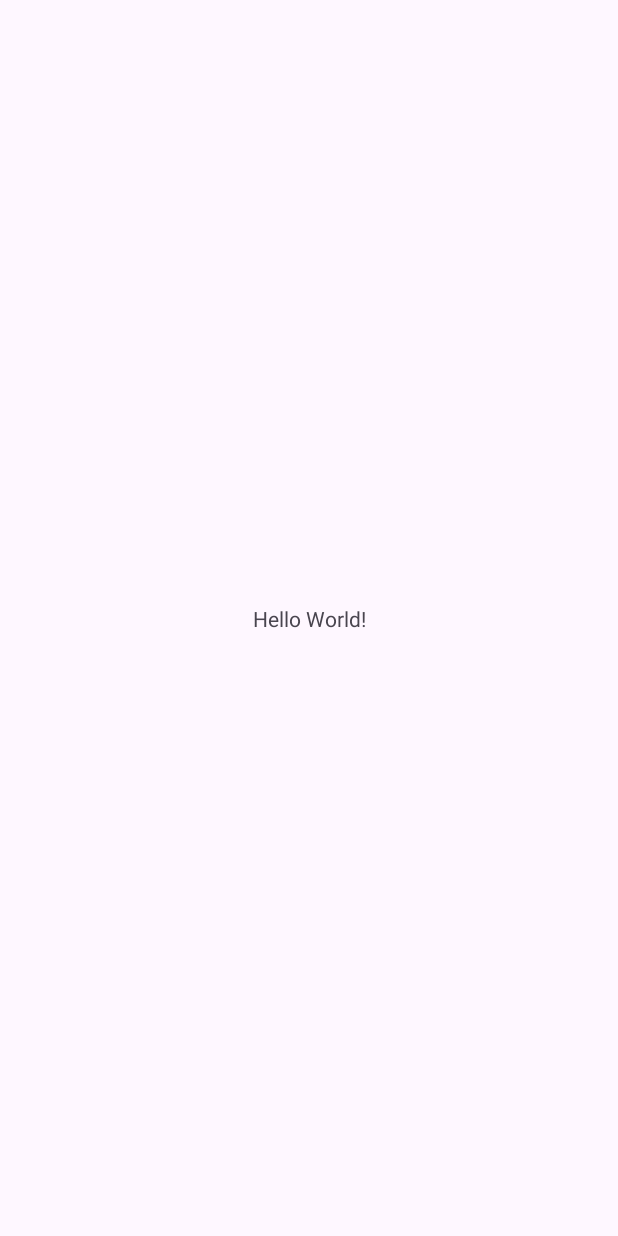
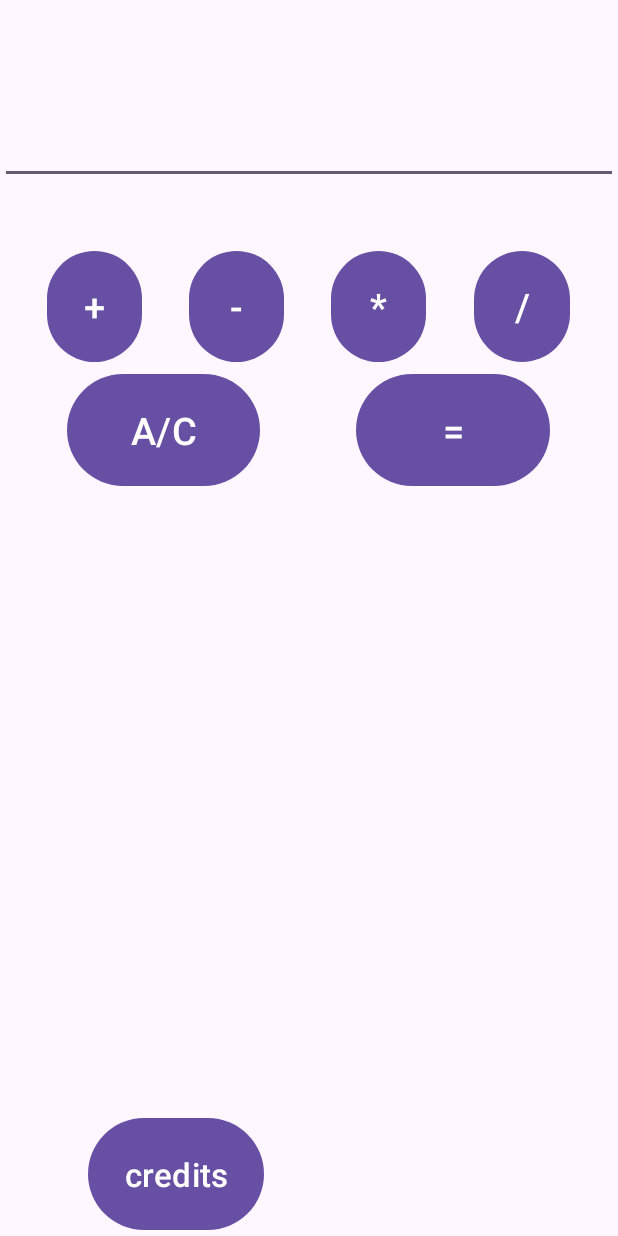
Before and after one commit to dy3722/Ex0811, an Android app: the screen it shows after launch (MainActivity), on a phone screen of 412 x 824 dp. Before the commit the screen is almost empty. Run offline under Robolectric (Android 15) with nearby library versions, the phone set to English and light mode, and no system bars.

Commit message:
end of design

```diff
--- a/app/src/main/AndroidManifest.xml
+++ b/app/src/main/AndroidManifest.xml
@@ -12,6 +12,9 @@
         android:supportsRtl="true"
         android:theme="@style/Theme.Ex0811">
         <activity
+            android:name=".CreditsActivity"
+            android:exported="false" />
+        <activity
             android:name=".MainActivity"
             android:exported="true">
             <intent-filter>
--- /dev/null
+++ b/app/src/main/java/com/example/ex0811/CreditsActivity.java
@@ -0,0 +1,18 @@
+package com.example.ex0811;
+
+import android.os.Bundle;
+
+import androidx.activity.EdgeToEdge;
+import androidx.appcompat.app.AppCompatActivity;
+import androidx.core.graphics.Insets;
+import androidx.core.view.ViewCompat;
+import androidx.core.view.WindowInsetsCompat;
+
+public class CreditsActivity extends AppCompatActivity {
+
+    @Override
+    protected void onCreate(Bundle savedInstanceState) {
+        super.onCreate(savedInstanceState);
+        setContentView(R.layout.activity_credits);
+    }
+}
--- /dev/null
+++ b/app/src/main/res/layout/activity_credits.xml
@@ -0,0 +1,40 @@
+<?xml version="1.0" encoding="utf-8"?>
+<LinearLayout xmlns:android="http://schemas.android.com/apk/res/android"
+    xmlns:app="http://schemas.android.com/apk/res-auto"
+    xmlns:tools="http://schemas.android.com/tools"
+    android:id="@+id/main"
+    android:layout_width="match_parent"
+    android:layout_height="match_parent"
+    android:orientation="vertical"
+    tools:context=".CreditsActivity">
+
+    <Space
+        android:layout_width="match_parent"
+        android:layout_height="0dp"
+        android:layout_weight="0.5" />
+
+    <TextView
+        android:id="@+id/tv"
+        android:layout_width="match_parent"
+        android:layout_height="0dp"
+        android:layout_weight="1"
+        android:gravity="center" />
+
+    <Space
+        android:layout_width="match_parent"
+        android:layout_height="0dp"
+        android:layout_weight="0.5" />
+
+    <Button
+        android:id="@+id/btn"
+        android:layout_width="match_parent"
+        android:layout_height="0dp"
+        android:layout_weight="1"
+        android:text="Back"
+        android:textSize="30dp" />
+
+    <Space
+        android:layout_width="match_parent"
+        android:layout_height="0dp"
+        android:layout_weight="0.5" />
+</LinearLayout>
--- a/app/src/main/res/layout/activity_main.xml
+++ b/app/src/main/res/layout/activity_main.xml
@@ -1,19 +1,160 @@
 <?xml version="1.0" encoding="utf-8"?>
-<androidx.constraintlayout.widget.ConstraintLayout xmlns:android="http://schemas.android.com/apk/res/android"
+<LinearLayout xmlns:android="http://schemas.android.com/apk/res/android"
     xmlns:app="http://schemas.android.com/apk/res-auto"
     xmlns:tools="http://schemas.android.com/tools"
     android:id="@+id/main"
     android:layout_width="match_parent"
     android:layout_height="match_parent"
-    tools:context=".MainActivity">
+    android:orientation="vertical"
+    tools:context=".MainActivity" >
 
-    <TextView
-        android:layout_width="wrap_content"
-        android:layout_height="wrap_content"
-        android:text="Hello World!"
-        app:layout_constraintBottom_toBottomOf="parent"
-        app:layout_constraintEnd_toEndOf="parent"
-        app:layout_constraintStart_toStartOf="parent"
-        app:layout_constraintTop_toTopOf="parent" />
+    <Space
+        android:layout_width="match_parent"
+        android:layout_height="0dp"
+        android:layout_weight="0.5" />
 
-</androidx.constraintlayout.widget.ConstraintLayout>
+    <EditText
+        android:id="@+id/et"
+        android:layout_width="match_parent"
+        android:layout_height="0dp"
+        android:layout_weight="1"
+        android:ems="10"
+        android:inputType="numberSigned|numberDecimal" />
+
+    <Space
+        android:layout_width="match_parent"
+        android:layout_height="0dp"
+        android:layout_weight="0.5" />
+
+    <LinearLayout
+        android:layout_width="match_parent"
+        android:layout_height="0dp"
+        android:layout_weight="1"
+        android:orientation="horizontal">
+
+        <Space
+            android:layout_width="0dp"
+            android:layout_height="match_parent"
+            android:layout_weight="1" />
+
+        <Button
+            android:id="@+id/btn1"
+            android:layout_width="0dp"
+            android:layout_height="match_parent"
+            android:layout_weight="2"
+            android:text="+"
+            android:textSize="25dp" />
+
+        <Space
+            android:layout_width="0dp"
+            android:layout_height="match_parent"
+            android:layout_weight="1" />
+
+        <Button
+            android:id="@+id/btn2"
+            android:layout_width="0dp"
+            android:layout_height="match_parent"
+            android:layout_weight="2"
+            android:text="-"
+            android:textSize="25dp" />
+
+        <Space
+            android:layout_width="0dp"
+            android:layout_height="match_parent"
+            android:layout_weight="1" />
+
+        <Button
+            android:id="@+id/btn3"
+            android:layout_width="0dp"
+            android:layout_height="match_parent"
+            android:layout_weight="2"
+            android:text="*"
+            android:textSize="25dp" />
+
+        <Space
+            android:layout_width="0dp"
+            android:layout_height="match_parent"
+            android:layout_weight="1" />
+
+        <Button
+            android:id="@+id/btn4"
+            android:layout_width="0dp"
+            android:layout_height="match_parent"
+            android:layout_weight="2"
+            android:text="/"
+            android:textSize="25dp" />
+
+        <Space
+            android:layout_width="0dp"
+            android:layout_height="match_parent"
+            android:layout_weight="1" />
+    </LinearLayout>
+
+    <LinearLayout
+        android:layout_width="match_parent"
+        android:layout_height="0dp"
+        android:layout_weight="1"
+        android:orientation="horizontal">
+
+        <Space
+            android:layout_width="0dp"
+            android:layout_height="match_parent"
+            android:layout_weight="0.7" />
+
+        <Button
+            android:id="@+id/btn5"
+            android:layout_width="0dp"
+            android:layout_height="match_parent"
+            android:layout_weight="2"
+            android:text="A/C"
+            android:textSize="25dp" />
+
+        <Space
+            android:layout_width="0dp"
+            android:layout_height="match_parent"
+            android:layout_weight="1" />
+
+        <Button
+            android:id="@+id/btn6"
+            android:layout_width="0dp"
+            android:layout_height="match_parent"
+            android:layout_weight="2"
+            android:text="="
+            android:textSize="25dp" />
+
+        <Space
+            android:layout_width="0dp"
+            android:layout_height="match_parent"
+            android:layout_weight="0.7" />
+    </LinearLayout>
+
+    <Space
+        android:layout_width="match_parent"
+        android:layout_height="0dp"
+        android:layout_weight="5" />
+
+    <LinearLayout
+        android:layout_width="match_parent"
+        android:layout_height="0dp"
+        android:layout_weight="1"
+        android:orientation="horizontal">
+
+        <Space
+            android:layout_width="0dp"
+            android:layout_height="match_parent"
+            android:layout_weight="0.5" />
+
+        <Button
+            android:id="@+id/btn7"
+            android:layout_width="0dp"
+            android:layout_height="match_parent"
+            android:layout_weight="1"
+            android:text="credits"
+            android:textSize="22dp" />
+
+        <Space
+            android:layout_width="0dp"
+            android:layout_height="match_parent"
+            android:layout_weight="2" />
+    </LinearLayout>
+</LinearLayout>
```
